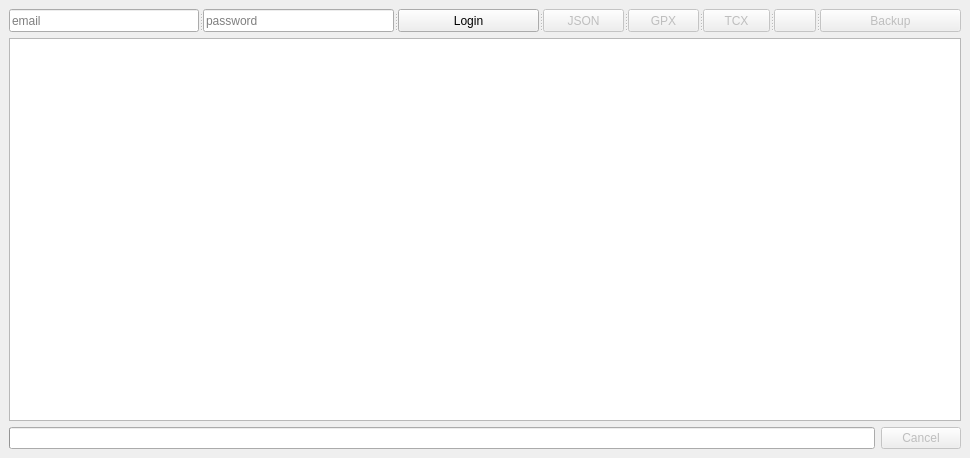
Old version of the form micoach.ui in the repository pkwalker00/micoach-backup.
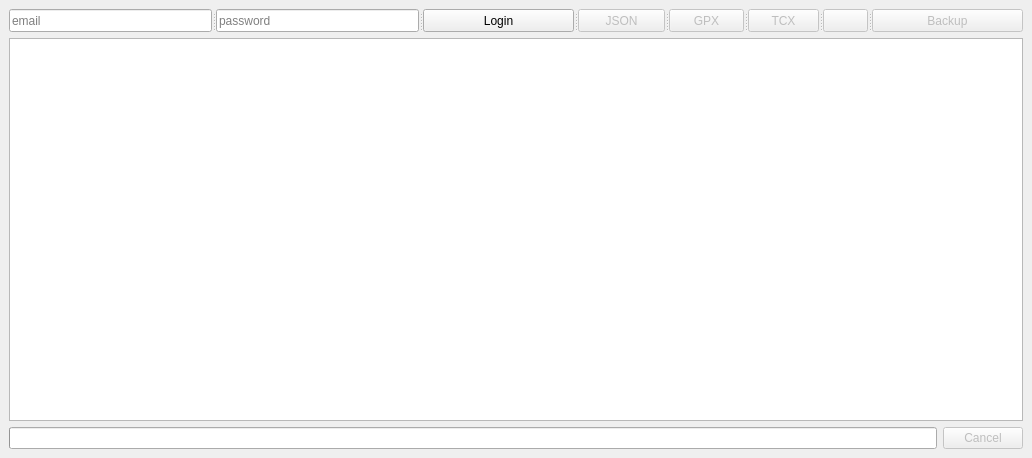
New version of the form. Icons and pictures are not drawn.

Commit message: changed from tableWidget to tableView

What changed in the file:
```diff
--- a/micoach.ui
+++ b/micoach.ui
@@ -6,7 +6,7 @@
    <rect>
     <x>0</x>
     <y>0</y>
-    <width>970</width>
+    <width>1032</width>
     <height>458</height>
    </rect>
   </property>
@@ -137,7 +137,44 @@
     </widget>
    </item>
    <item row="1" column="0" colspan="2">
-    <widget class="QTableWidget" name="journalTable"/>
+    <widget class="QTableView" name="journalTable">
+     <property name="styleSheet">
+      <string notr="true">alternate-background-color: rgb(170, 255, 255);</string>
+     </property>
+     <property name="editTriggers">
+      <set>QAbstractItemView::NoEditTriggers</set>
+     </property>
+     <property name="tabKeyNavigation">
+      <bool>false</bool>
+     </property>
+     <property name="showDropIndicator" stdset="0">
+      <bool>false</bool>
+     </property>
+     <property name="dragDropOverwriteMode">
+      <bool>false</bool>
+     </property>
+     <property name="alternatingRowColors">
+      <bool>true</bool>
+     </property>
+     <property name="selectionMode">
+      <enum>QAbstractItemView::NoSelection</enum>
+     </property>
+     <property name="selectionBehavior">
+      <enum>QAbstractItemView::SelectRows</enum>
+     </property>
+     <property name="showGrid">
+      <bool>false</bool>
+     </property>
+     <property name="wordWrap">
+      <bool>false</bool>
+     </property>
+     <attribute name="horizontalHeaderStretchLastSection">
+      <bool>true</bool>
+     </attribute>
+     <attribute name="verticalHeaderStretchLastSection">
+      <bool>false</bool>
+     </attribute>
+    </widget>
    </item>
   </layout>
  </widget>
```
The commit also changes 1 other file.
